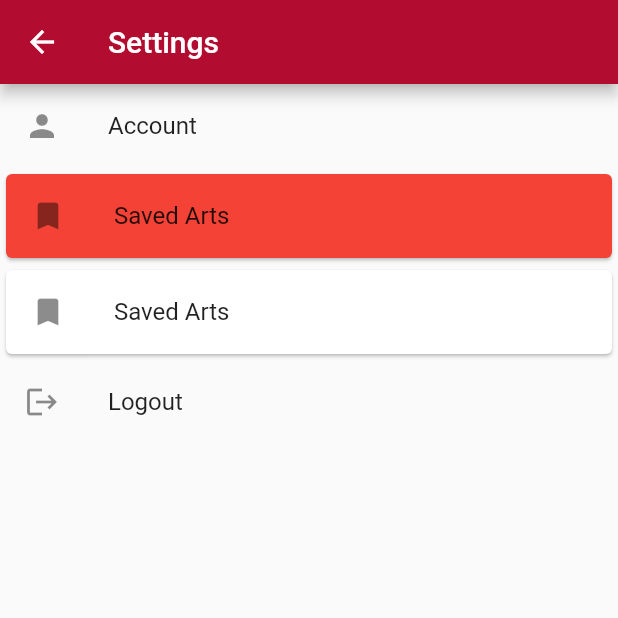
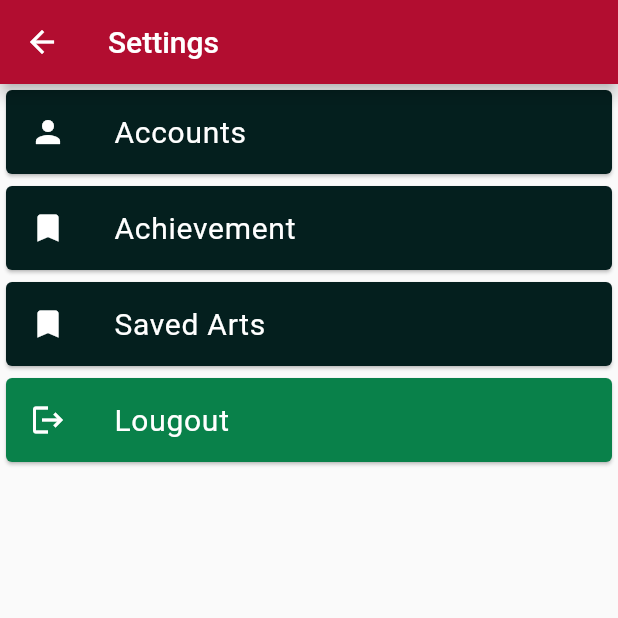
Before and after one commit to dhgavali/artsvalley, a Flutter app: the Profile screen opened directly, after a tap on the "settings" icon, on a phone screen of 412 x 824 dp, the top half of it. Run offline on Flutter 3.47's test engine with Material 2 defaults, Android fonts, the phone set to English and light mode, and no system bars; our stand-ins replace carousel_slider, cloud_firestore, connectivity, curved_navigation_bar, firebase_auth, firebase_core and 8 more; accounts and stored records are empty; network calls fail.

Commit message:
updated the settings page and added some more data in constants

```diff
--- a/lib/posts/captionpost.dart
+++ b/lib/posts/captionpost.dart
@@ -143,16 +143,9 @@ class _CaptionPostState extends State<CaptionPost> {
                         ),
                       ),
                       color: Colors.blueGrey,
-                      //creating key value pair here
-                      //TODO: Post map here
                       onPressed: () async {
                         String _username = await _prefs.getUsername();
                         String _userProfile = await _prefs.getUserProfile();
-
-                        log("upladoing post");
-                        log("username is $_username");
-                        log("username profile url is $_userProfile");
-                        print(user.email);
                         var uid =
                             Provider.of<UploadPost>(context, listen: false)
                                 .uuid;
--- a/lib/profile_page/profile.dart
+++ b/lib/profile_page/profile.dart
@@ -178,13 +178,13 @@ class Profile extends StatelessWidget {
                             },
                           );
                         }
-                        return CircularProgressIndicator();
+                        return LinearProgressIndicator();
                       }),
                 ),
               ],
             );
           }
-          return Center(child: CircularProgressIndicator());
+          return LinearProgressIndicator();
         },
       ),
     );
--- a/lib/views/accountspage.dart
+++ b/lib/views/accountspage.dart
@@ -3,6 +3,8 @@ import 'package:flutter/material.dart';
 class AccountsPage extends StatelessWidget {
   @override
   Widget build(BuildContext context) {
-    return Container();
+    return Container(
+      child: Text("Accounts"),
+    );
   }
 }
--- /dev/null
+++ b/lib/views/savedarts.dart
@@ -0,0 +1,8 @@
+import 'package:flutter/material.dart';
+
+class SavedArts extends StatelessWidget {
+  @override
+  Widget build(BuildContext context) {
+    return Container(child: Text("Saved arts"));
+  }
+}
--- a/lib/views/settings.dart
+++ b/lib/views/settings.dart
@@ -1,12 +1,14 @@
 import 'package:artsvalley/services/auth.dart';
+import 'package:artsvalley/shared/constants.dart';
 import 'package:artsvalley/views/accountspage.dart';
-
-import 'package:artsvalley/views/info/postupload.dart';
+import 'package:artsvalley/views/savedarts.dart';
 import 'package:flutter/cupertino.dart';
 import 'package:flutter/material.dart';
 import 'package:provider/provider.dart';
 
+
 class SettingsPage extends StatelessWidget {
+
   final TextEditingController nameController = new TextEditingController();
 
   validateName(String value) {}
@@ -19,43 +21,33 @@ class SettingsPage extends StatelessWidget {
       body: SafeArea(
         child: ListView(
           children: [
-            ListTile(
-              onTap: () {
-                Navigator.push(
-                  context,
-                  MaterialPageRoute(
-                    builder: (context) => AccountsPage(),
-                  ),
-                );
-              },
-              leading: Icon(Icons.person),
-              title: Text("Account"),
+            customCard(
+              context: context,
+              icon: Icons.person,
+              title: "Accounts",
+              destination: AccountsPage(),
             ),
-            Card(
-              color: Colors.red,
-              child: ListTile(
-                onTap: () {
-                  showTutorial(context);
-                },
-                leading: Icon(Icons.bookmark),
-                title: Text("Saved Arts"),
-              ),
+            customCard(
+              context: context,
+              icon: Icons.bookmark,
+              title: "Achievement",
+              destination: SavedArts(),
             ),
-            Card(
-              child: ListTile(
-                onTap: () {
-                  showTutorial(context);
-                },
-                leading: Icon(Icons.bookmark),
-                title: Text("Saved Arts"),
-              ),
+            customCard(
+              context: context,
+              icon: Icons.bookmark,
+              title: "Saved Arts",
+              destination: SavedArts(),
             ),
-            ListTile(
+            GestureDetector(
               onTap: () {
                 Provider.of<AuthMethods>(context, listen: false).signOut();
               },
-              leading: Icon(Icons.logout),
-              title: Text("Logout"),
+              child: customCard(
+                color: ProConstants.seagreen,
+                icon: Icons.logout,
+                title: "Lougout",
+              ),
             ),
           ],
         ),
@@ -104,19 +96,31 @@ class SettingsPage extends StatelessWidget {
   }
 }
 
-Widget customCard({BuildContext context, Color color, String title, IconData icon, Function onTapHandler}) {
+Widget customCard(
+    {BuildContext context,
+    Color color = const Color(0xff041F1E),
+    String title,
+    IconData icon,
+    dynamic destination}) {
   return Card(
     color: color,
     child: ListTile(
       onTap: () {
-        onTapHandler(context);
+        Navigator.push(
+          context,
+          MaterialPageRoute(
+            builder: (context) => destination,
+          ),
+        );
       },
-      leading: Icon(icon),
-      title: Text(title),
+      leading: Icon(
+        icon,
+        color: Colors.white,
+      ),
+      title: Text(
+        title,
+        style: TextStyle(color: Colors.white, fontSize: 20, letterSpacing: 0.5),
+      ),
     ),
   );
 }
-
-onTapHandler(){
-
-}
```
Also changed, not shown: lib/shared/constants.dart (+8 -0 lines).
